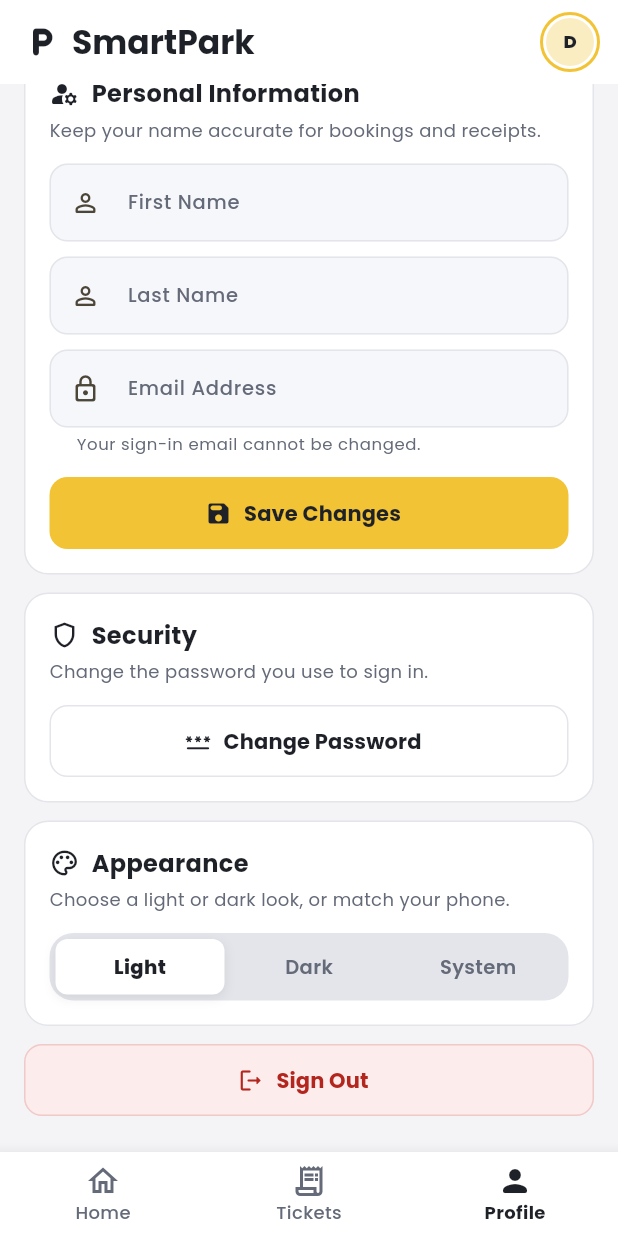
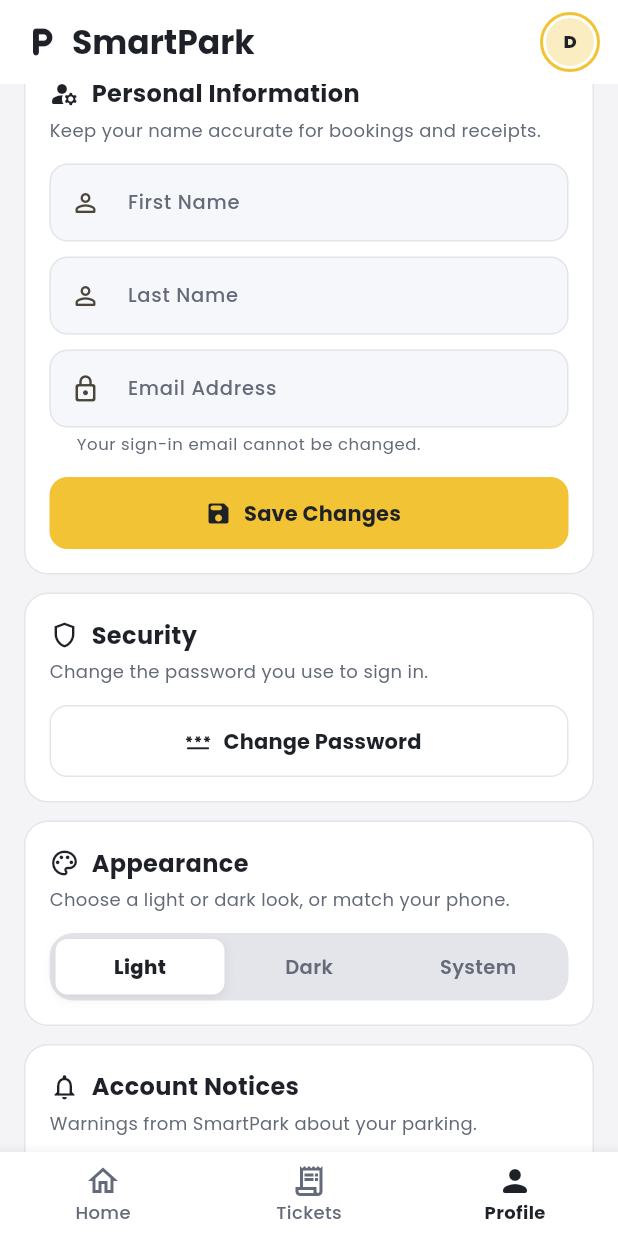
Before and after one commit to DOROya/smart_park, a Flutter app: the DriverHomePage screen opened directly, item 3 of the bottom bar chosen, scrolled down 208 dp, on a phone screen of 412 x 824 dp. Run offline on Flutter 3.47's test engine with Material 3 defaults, Android fonts, the phone set to English and light mode, and no system bars; our stand-ins replace cached_network_image, cloud_firestore, cloud_functions, firebase_auth, firebase_core, firebase_crashlytics and 11 more; missing offline and left inert: mobile_scanner; accounts and stored records are empty.

Commit message:
Show drivers their past warnings under Account Notices
Co-Authored-By: Claude Opus 5.5 <noreply@anthropic.com>

```diff
--- a/smart_park/lib/screens/driver/driver_home_page.dart
+++ b/smart_park/lib/screens/driver/driver_home_page.dart
@@ -396,6 +396,10 @@ class _DriverHomePageState extends State<DriverHomePage>
       case 2:
         return SpProfileView(
           roleLabel: 'Driver',
+          extraCards: <Widget>[
+            if (FirebaseAuth.instance.currentUser?.uid case final String uid)
+              DriverNoticesCard(driverId: uid),
+          ],
           firstNameController: _profileFirstNameController,
           lastNameController: _profileLastNameController,
           email: _profileEmailController.text.isNotEmpty
--- a/smart_park/lib/screens/driver/widgets/driver_warning_watcher.dart
+++ b/smart_park/lib/screens/driver/widgets/driver_warning_watcher.dart
@@ -119,3 +119,127 @@ class _WarningDialogState extends State<_WarningDialog> {
     );
   }
 }
+
+/// Profile card listing every warning the SmartPark admin has sent the
+/// driver, newest first, so one already acknowledged can be read again.
+class DriverNoticesCard extends StatefulWidget {
+  const DriverNoticesCard({super.key, required this.driverId});
+
+  final String driverId;
+
+  @override
+  State<DriverNoticesCard> createState() => _DriverNoticesCardState();
+}
+
+class _DriverNoticesCardState extends State<DriverNoticesCard> {
+  late final Stream<QuerySnapshot<Map<String, dynamic>>> _warnings =
+      FirebaseFirestore.instance
+          .collection('driver_warnings')
+          .where('driverId', isEqualTo: widget.driverId)
+          .snapshots();
+
+  @override
+  Widget build(BuildContext context) {
+    return StreamBuilder<QuerySnapshot<Map<String, dynamic>>>(
+      stream: _warnings,
+      builder: (BuildContext context, snapshot) {
+        final List<Map<String, dynamic>> notices =
+            (snapshot.data?.docs ??
+                    <QueryDocumentSnapshot<Map<String, dynamic>>>[])
+                .map((d) => d.data())
+                .toList()
+              ..sort(
+                (a, b) => (spParseDateTime(b['createdAt']) ?? DateTime.now())
+                    .compareTo(
+                      spParseDateTime(a['createdAt']) ?? DateTime.now(),
+                    ),
+              );
+        return SpSectionCard(
+          icon: Icons.notifications_outlined,
+          title: 'Account Notices',
+          subtitle: 'Warnings from SmartPark about your parking.',
+          trailing: notices.isEmpty
+              ? null
+              : SpChip(label: '${notices.length}', color: AppTheme.accentText),
+          child: !snapshot.hasData
+              ? const SizedBox(
+                  height: 24,
+                  child: Center(child: LinearProgressIndicator()),
+                )
+              : notices.isEmpty
+              ? const SpEmptyState(
+                  boxed: false,
+                  icon: Icons.verified_outlined,
+                  message: 'No notices. Your account is in good standing.',
+                )
+              : Column(
+                  children: [
+                    for (final Map<String, dynamic> notice in notices)
+                      _NoticeRow(notice: notice),
+                  ],
+                ),
+        );
+      },
+    );
+  }
+}
+
+class _NoticeRow extends StatelessWidget {
+  const _NoticeRow({required this.notice});
+
+  final Map<String, dynamic> notice;
+
+  @override
+  Widget build(BuildContext context) {
+    final DateTime? at = spParseDateTime(notice['createdAt']);
+    final String reason = ((notice['reason'] as String?) ?? '').trim();
+    return Container(
+      width: double.infinity,
+      margin: const EdgeInsets.only(bottom: 8),
+      padding: const EdgeInsets.all(12),
+      decoration: BoxDecoration(
+        color: AppTheme.warningSoft,
+        borderRadius: BorderRadius.circular(AppTheme.radius),
+      ),
+      child: Column(
+        crossAxisAlignment: CrossAxisAlignment.start,
+        children: [
+          Row(
+            children: [
+              Icon(
+                Icons.warning_amber_rounded,
+                size: 16,
+                color: AppTheme.accentText,
+              ),
+              const SizedBox(width: 6),
+              Expanded(
+                child: Text(
+                  reason.isEmpty ? 'Warning' : reason,
+                  style: TextStyle(
+                    fontSize: 13,
+                    fontWeight: FontWeight.w800,
+                    color: AppTheme.textDark,
+                  ),
+                ),
+              ),
+              if (at != null)
+                Text(
+                  spFormatDate(at),
+                  style: TextStyle(fontSize: 11, color: AppTheme.textMuted),
+                ),
+            ],
+          ),
+          const SizedBox(height: 6),
+          Text(
+            ((notice['message'] as String?) ?? '').trim(),
+            style: TextStyle(
+              fontSize: 12,
+              height: 1.4,
+              color: AppTheme.textSecondary,
+            ),
+          ),
+        ],
+      ),
+    );
+  }
+}
--- a/smart_park/lib/widgets/sp_profile_view.dart
+++ b/smart_park/lib/widgets/sp_profile_view.dart
@@ -22,6 +22,7 @@ class SpProfileView extends StatefulWidget {
     required this.onSignOut,
     this.padding = EdgeInsets.zero,
     this.wide = false,
+    this.extraCards = const <Widget>[],
   });
 
   final String roleLabel;
@@ -34,6 +35,9 @@ class SpProfileView extends StatefulWidget {
   /// Tablet layout: identity and password on the left, name and appearance
   /// on the right. Sign-out moves to the navigation rail.
   final bool wide;
+
+  /// Role-specific cards shown after Appearance (e.g. a driver's notices).
+  final List<Widget> extraCards;
 
   @override
   State<SpProfileView> createState() => _SpProfileViewState();
@@ -159,6 +163,10 @@ class _SpProfileViewState extends State<SpProfileView> {
         const SpChangePasswordCard(),
         const SizedBox(height: 12),
         const SpAppearanceCard(),
+        for (final Widget card in widget.extraCards) ...[
+          const SizedBox(height: 12),
+          card,
+        ],
         const SizedBox(height: 12),
         _signOutButton(),
       ],
```
